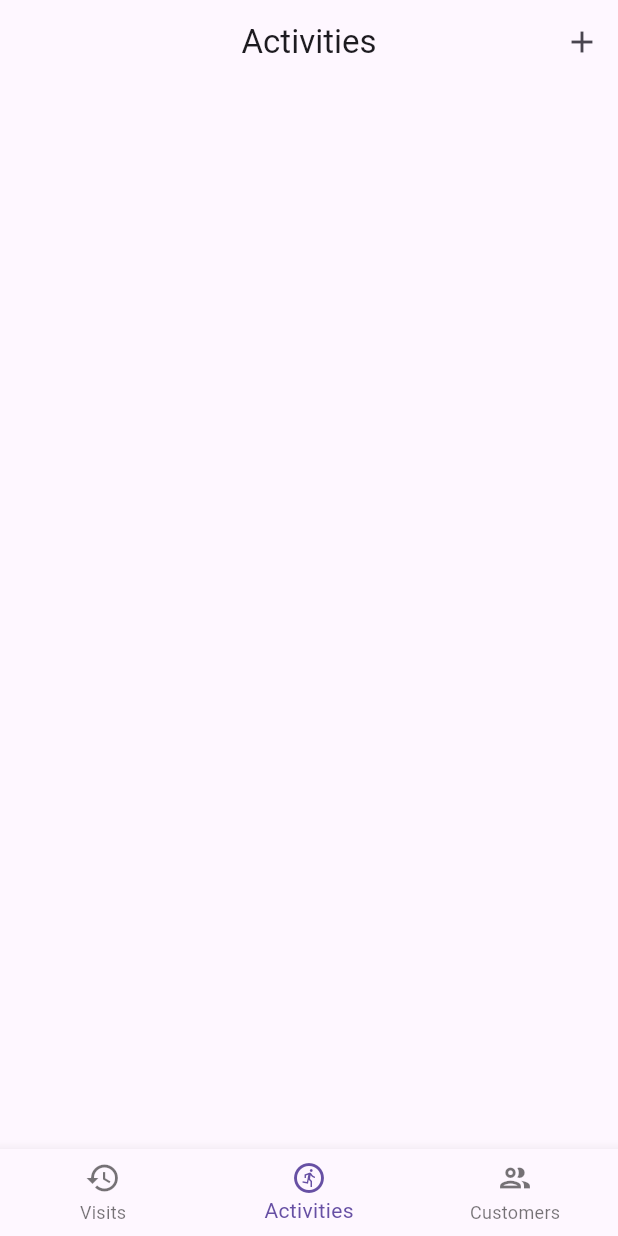
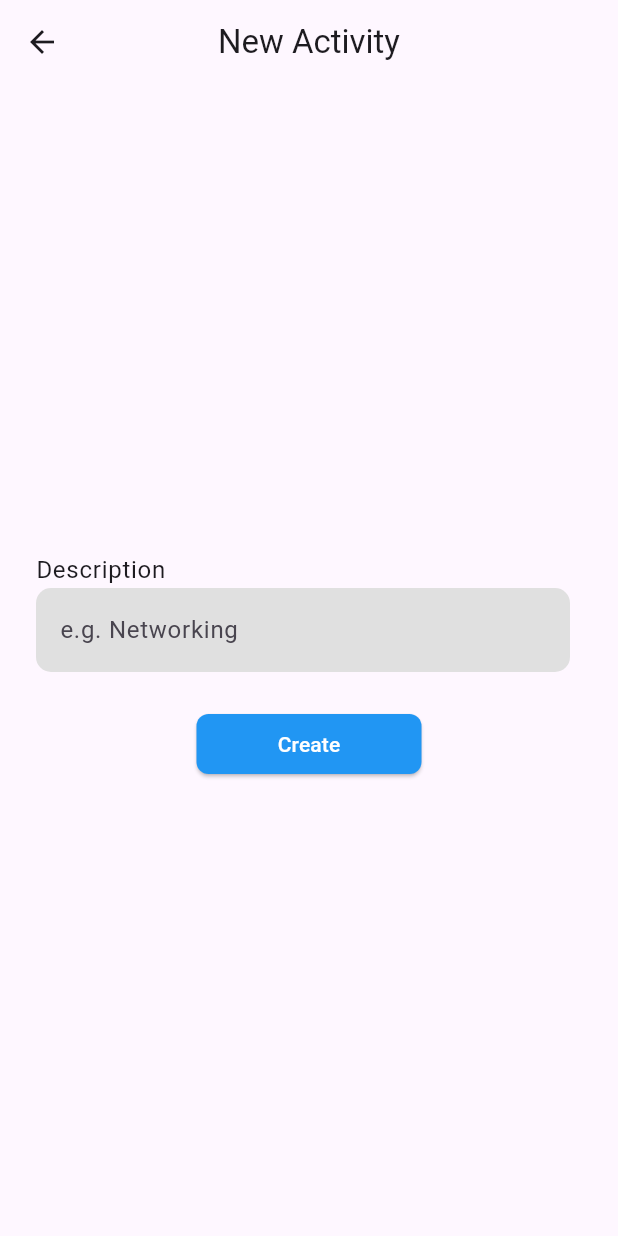
Before and after one commit to bruc3balo/sales_rep_visit_tracker_feature, a Flutter app: the screen it shows after launch, item 2 of the bottom bar chosen, after a tap on the "add" icon, on a phone screen of 412 x 824 dp. Run offline on Flutter 3.47's test engine with Material 3 defaults, Android fonts, the phone set to English and light mode, and no system bars; our stand-ins replace badges, dio, get_it, hive, hive_flutter; accounts and stored records are empty; network calls fail.

Commit message:
add_activity

```diff
--- a/lib/domain/repository_impl/activity/supabase_remote_activity_repository.dart
+++ b/lib/domain/repository_impl/activity/supabase_remote_activity_repository.dart
@@ -14,7 +14,10 @@ class SupabaseActivityRepository implements RemoteActivityRepository {
   @override
   Future<TaskResult<Activity>> createActivity({required String description}) async {
     //Check if similar activity exists
-    var duplicateCheckResponse = await _activityApi.sendGetActivityRequest(equalDescription: description, page: 0, pageSize: 1);
+    var duplicateCheckResponse = await _activityApi.sendGetActivityRequest(
+        equalDescription: description, page: 0, pageSize: 1
+    );
+
 
     switch (duplicateCheckResponse) {
       case FailNetworkResponse():
@@ -24,8 +27,9 @@ class SupabaseActivityRepository implements RemoteActivityRepository {
         );
 
       case SuccessNetworkResponse():
+
         var data = (duplicateCheckResponse.data as List<dynamic>);
-        bool duplicateActivity = data.isEmpty;
+        bool duplicateActivity = data.isNotEmpty;
         if (duplicateActivity) {
           return ErrorResult(
             error: "Activity with description exists",
--- a/lib/presentation/features/activities/add_activity/model/add_activity_models.dart
+++ b/lib/presentation/features/activities/add_activity/model/add_activity_models.dart
@@ -0,0 +1,13 @@
+import 'package:sales_rep_visit_tracker_feature/data/models/domain/domain_models.dart';
+
+sealed class AddActivityState {}
+
+final class InitialAddActivityState extends AddActivityState {}
+
+final class LoadingAddActivityState extends AddActivityState {}
+
+final class SuccessAddActivityState extends AddActivityState {
+  final Activity activity;
+
+  SuccessAddActivityState({required this.activity});
+}
--- a/lib/presentation/features/activities/add_activity/view/add_activity_screen.dart
+++ b/lib/presentation/features/activities/add_activity/view/add_activity_screen.dart
@@ -0,0 +1,82 @@
+import 'package:flutter/material.dart';
+import 'package:sales_rep_visit_tracker_feature/presentation/core/ui/components/components.dart';
+import 'package:sales_rep_visit_tracker_feature/presentation/features/activities/add_activity/model/add_activity_models.dart';
+import 'package:sales_rep_visit_tracker_feature/presentation/features/activities/add_activity/view_model/add_activity_view_model.dart';
+
+class AddActivityScreen extends StatelessWidget {
+   AddActivityScreen({
+    required this.addActivityViewModel,
+    super.key,
+  });
+
+  final AddActivityViewModel addActivityViewModel;
+  final TextEditingController activityController = TextEditingController();
+
+  @override
+  Widget build(BuildContext context) {
+    return Scaffold(
+      appBar: AppBar(
+        title: Text("New Activity"),
+      ),
+      body: Center(
+        child: ListenableBuilder(
+          listenable: addActivityViewModel,
+          builder: (_, __) {
+            var state = addActivityViewModel.state;
+            switch(state) {
+
+              case InitialAddActivityState():
+                return Column(
+                  mainAxisAlignment: MainAxisAlignment.center,
+                  crossAxisAlignment: CrossAxisAlignment.center,
+                  children: [
+                    Padding(
+                      padding: const EdgeInsets.all(8.0),
+                      child: ListTile(
+                        title: Text("Description"),
+                        subtitle: TextFormField(
+                          controller: activityController,
+                          decoration: InputDecoration(
+                            hintText: "e.g. Networking",
+                          ),
+                        ),
+                      ),
+                    ),
+
+                    Padding(
+                      padding: const EdgeInsets.all(8.0),
+                      child: ElevatedButton(
+                        onPressed: () {
+                          String description = activityController.text;
+                          if(description.isEmpty) return;
+
+                          addActivityViewModel.addActivity(description);
+                        },
+                        child: Text("Create"),
+                      ),
+                    ),
+                  ],
+                );
+
+              case LoadingAddActivityState():
+                return InfiniteLoader();
+
+              case SuccessAddActivityState():
+                return Column(
+                  mainAxisAlignment: MainAxisAlignment.center,
+                  crossAxisAlignment: CrossAxisAlignment.center,
+                  children: [
+                    Text("Activity added"),
+                    ElevatedButton(
+                      onPressed: Navigator.of(context).pop,
+                      child: Text("Close"),
+                    ),
+                  ],
+                );
+            }
+          },
+        ),
+      ),
+    );
+  }
+}
--- a/lib/presentation/features/activities/add_activity/view_model/add_activity_view_model.dart
+++ b/lib/presentation/features/activities/add_activity/view_model/add_activity_view_model.dart
@@ -0,0 +1,53 @@
+import 'dart:async';
+
+import 'package:flutter/material.dart';
+import 'package:sales_rep_visit_tracker_feature/data/models/domain/domain_models.dart';
+import 'package:sales_rep_visit_tracker_feature/data/repositories/activity/remote_activity_repository.dart';
+import 'package:sales_rep_visit_tracker_feature/data/utils/task_result.dart';
+import 'package:sales_rep_visit_tracker_feature/data/utils/toast_message.dart';
+import 'package:sales_rep_visit_tracker_feature/presentation/features/activities/add_activity/model/add_activity_models.dart';
+
+class AddActivityViewModel extends ChangeNotifier {
+  final RemoteActivityRepository _remoteActivityRepository;
+  final StreamController<ToastMessage> _toastStream = StreamController.broadcast();
+  AddActivityState _state = InitialAddActivityState();
+
+  AddActivityViewModel({
+    required RemoteActivityRepository remoteActivityRepository
+  }) : _remoteActivityRepository = remoteActivityRepository;
+
+
+  AddActivityState get state => _state;
+
+
+  Future<void> addActivity(String description) async {
+    if(_state is! InitialAddActivityState) return;
+
+    try {
+      _state = LoadingAddActivityState();
+      notifyListeners();
+
+      var result = await _remoteActivityRepository.createActivity(
+        description: description,
+      );
+
+      print('$result');
+
+      switch(result) {
+
+        case ErrorResult<Activity>():
+          _toastStream.add(ErrorMessage(message: result.error));
+          _state = InitialAddActivityState();
+         break;
+        case SuccessResult<Activity>():
+          _toastStream.add(SuccessMessage(message: result.message));
+          _state = SuccessAddActivityState(activity: result.data);
+          break;
+      }
+
+
+    } finally {
+      notifyListeners();
+    }
+  }
+}
--- a/lib/presentation/features/activities/view_activities/view/view_activities_screen.dart
+++ b/lib/presentation/features/activities/view_activities/view/view_activities_screen.dart
@@ -38,6 +38,10 @@ class ViewActivitiesScreen extends StatelessWidget {
                 }
                 var activity = activities[index];
                 return ListTile(
+                  leading: CircleAvatar(
+                    backgroundColor: Colors.grey.shade300,
+                    child: Icon(Icons.run_circle_outlined, color: Colors.black,),
+                  ),
                   title: Text(activity.description),
                 );
               },
--- a/lib/presentation/features/customers/view_customers/view/view_customers_screen.dart
+++ b/lib/presentation/features/customers/view_customers/view/view_customers_screen.dart
@@ -38,6 +38,10 @@ class ViewCustomersScreen extends StatelessWidget {
                 }
                 var customer = customers[index];
                 return ListTile(
+                  leading: CircleAvatar(
+                    backgroundColor: Colors.grey.shade300,
+                    child: Icon(Icons.person, color: Colors.black,),
+                  ),
                   title: Text(customer.name),
                 );
               },
--- a/lib/presentation/features/home/view/home_screen.dart
+++ b/lib/presentation/features/home/view/home_screen.dart
@@ -40,6 +40,9 @@ class HomeScreen extends StatelessWidget {
                       );
                       break;
                     case HomePages.activities:
+                      Navigator.of(context).pushNamed(
+                        AppRoutes.addActivity.path,
+                      );
                       break;
                     case HomePages.customers:
                       break;
--- a/lib/presentation/routing/routes.dart
+++ b/lib/presentation/routing/routes.dart
@@ -2,6 +2,8 @@ import 'package:flutter/cupertino.dart';
 import 'package:get_it/get_it.dart';
 import 'package:sales_rep_visit_tracker_feature/domain/models/aggregation_models.dart';
 import 'package:sales_rep_visit_tracker_feature/domain/use_cases/add_a_new_visit_use_case.dart';
+import 'package:sales_rep_visit_tracker_feature/presentation/features/activities/add_activity/view/add_activity_screen.dart';
+import 'package:sales_rep_visit_tracker_feature/presentation/features/activities/add_activity/view_model/add_activity_view_model.dart';
 import 'package:sales_rep_visit_tracker_feature/presentation/features/activities/search_activities/view_model/search_activities_view_model.dart';
 import 'package:sales_rep_visit_tracker_feature/presentation/features/customers/search_customers/view_model/search_customers_view_model.dart';
 import 'package:sales_rep_visit_tracker_feature/presentation/features/home/view/home_screen.dart';
@@ -17,6 +19,7 @@ enum AppRoutes {
   splashScreen("/"),
   home("/home"),
   addVisit("/addVisit"),
+  addActivity("/addActivity"),
   visitDetails("/visitDetails");
 
   final String path;
@@ -52,6 +55,11 @@ extension RoutePage on AppRoutes {
             visit: ModalRoute.of(context)!.settings.arguments as VisitAggregate,
           ),
         ),
+      AppRoutes.addActivity => AddActivityScreen(
+          addActivityViewModel: AddActivityViewModel(
+              remoteActivityRepository: GetIt.I(),
+          ),
+      ),
     };
   }
 }
```
Also changed, not shown: lib/presentation/features/visits/view_visits/view/view_visits_screen.dart (line endings or trailing spaces).
